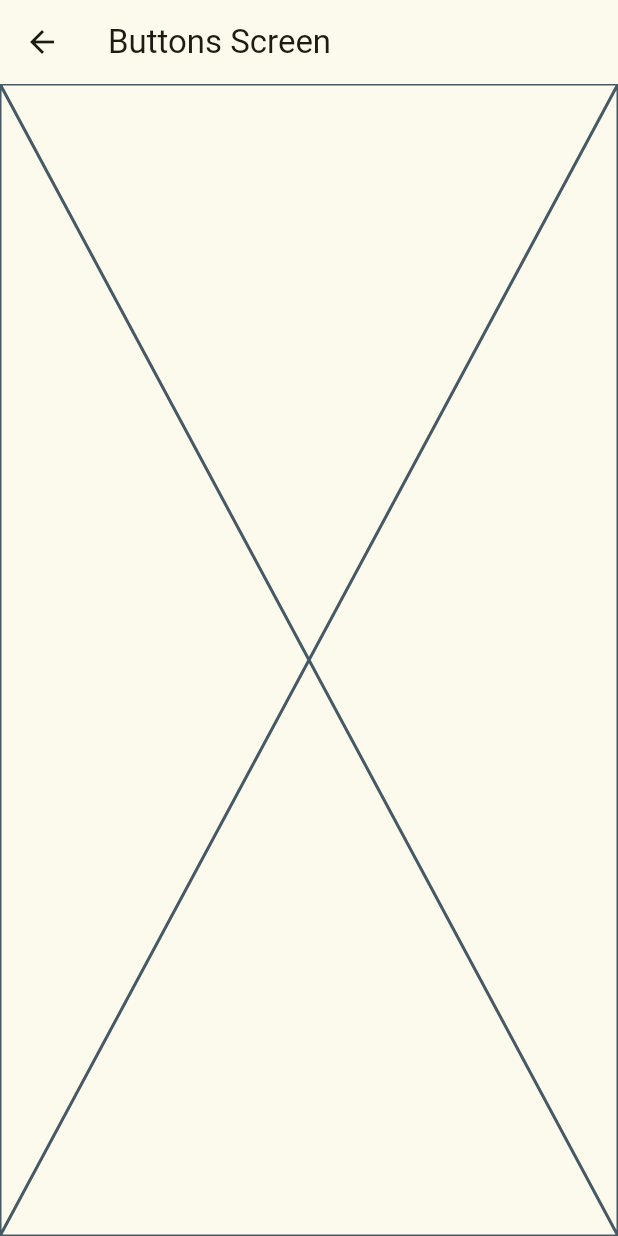
After one commit to oscarruiz05/widgets_app, a Flutter app: the screen it shows after launch, after a tap on "Botones", on a phone screen of 412 x 824 dp. The commit adds this screen. Run offline on Flutter 3.47's test engine with Material 3 defaults, Android fonts, the phone set to English and light mode, and no system bars; our stand-ins replace go_router.

Commit message:
Add routing and screens for Home, Buttons, and Cards

```diff
--- /dev/null
+++ b/lib/config/router/app_router.dart
@@ -0,0 +1,14 @@
+import 'package:go_router/go_router.dart';
+import 'package:widgets_app/presentation/screens/screens.dart';
+
+final appRouter = GoRouter(
+  initialLocation: '/',
+  routes: [
+    GoRoute(path: '/', builder: (context, state) => const HomeScreen()),
+    GoRoute(
+      path: '/buttons',
+      builder: (context, state) => const ButtonsScrenn(),
+    ),
+    GoRoute(path: '/cards', builder: (context, state) => const CardsScreen()),
+  ],
+);
--- a/lib/main.dart
+++ b/lib/main.dart
@@ -1,6 +1,6 @@
 import 'package:flutter/material.dart';
+import 'package:widgets_app/config/router/app_router.dart';
 import 'package:widgets_app/config/theme/app_theme.dart';
-import 'package:widgets_app/presentation/screens/home/home_screen.dart';
 
 void main() => runApp(const MyApp());
 
@@ -9,13 +9,11 @@ class MyApp extends StatelessWidget {
 
   @override
   Widget build(BuildContext context) {
-    return MaterialApp(
+    return MaterialApp.router(
+      routerConfig: appRouter,
       title: 'Material App',
       debugShowCheckedModeBanner: false,
       theme: AppTheme(selectedColor: 11).getTheme(),
-      home: Scaffold(
-        body: const HomeScreen()
-      ),
     );
   }
 }
--- /dev/null
+++ b/lib/presentation/screens/buttons/buttons_screnn.dart
@@ -0,0 +1,15 @@
+import 'package:flutter/material.dart';
+
+class ButtonsScrenn extends StatelessWidget {
+  const ButtonsScrenn({super.key});
+
+  @override
+  Widget build(BuildContext context) {
+    return Scaffold(
+      appBar: AppBar(
+        title: const Text('Buttons Screen'),
+      ),
+      body: Placeholder(),
+    );
+  }
+}
--- /dev/null
+++ b/lib/presentation/screens/screens.dart
@@ -0,0 +1,3 @@
+export 'package:widgets_app/presentation/screens/buttons/buttons_screnn.dart';
+export 'package:widgets_app/presentation/screens/cards/cards_screen.dart';
+export 'package:widgets_app/presentation/screens/home/home_screen.dart';
```
Also changed, not shown: lib/presentation/screens/cards/cards_screen.dart (added, +13 -0 lines), lib/presentation/screens/home/home_screen.dart (+6 -2 lines), pubspec.yaml (+4 -11 lines), pubspec.lock.
